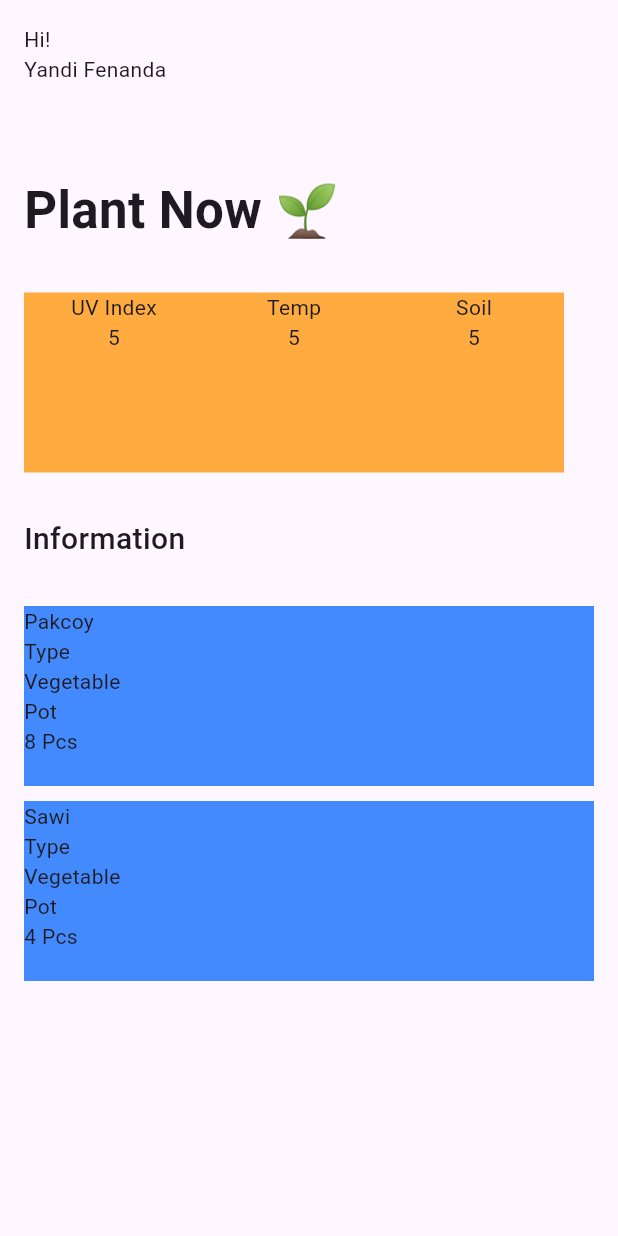
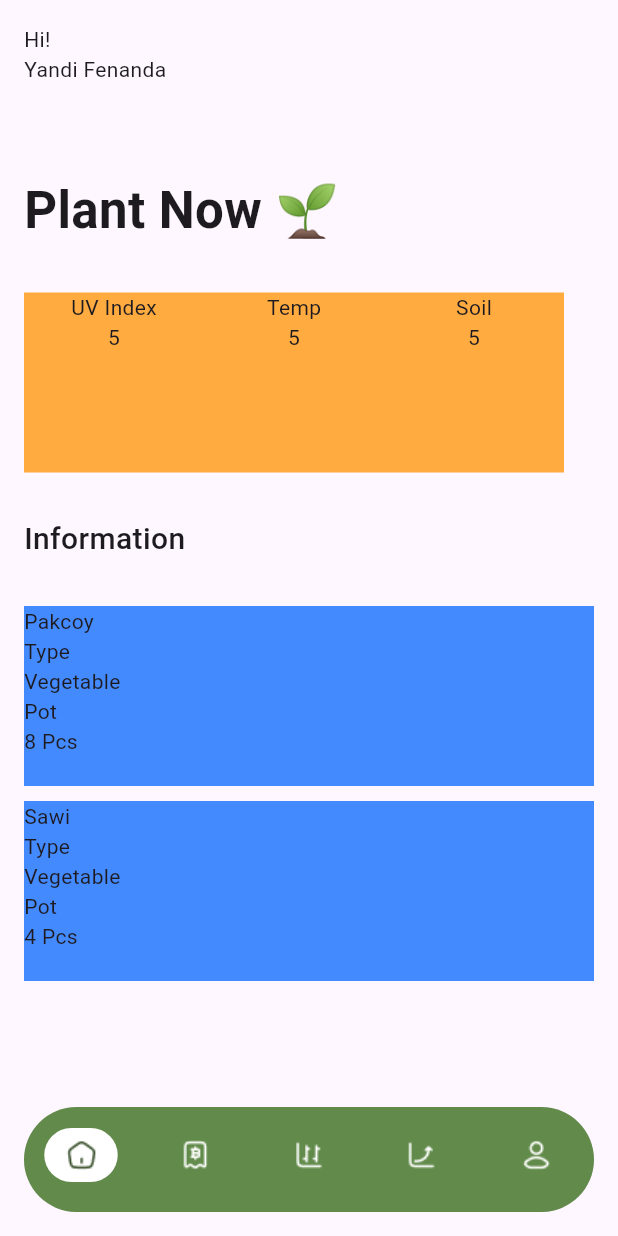
Before and after one commit to Fenanders/veggers_app, a Flutter app: the screen it shows after launch, on a phone screen of 412 x 824 dp. Run offline on Flutter 3.47's test engine with Material 3 defaults, Android fonts, the light colour scheme and no system bars; our stand-ins replace bloc, equatable, go_router.

Commit message:
Add botton navbar

```diff
--- /dev/null
+++ b/lib/coming_soon_page.dart
@@ -0,0 +1,14 @@
+import 'package:flutter/material.dart';
+
+class ComingSoonPage extends StatelessWidget {
+  const ComingSoonPage({super.key});
+
+  @override
+  Widget build(BuildContext context) {
+    return const Scaffold(
+      body: Center(
+        child: Text('Coming Soon'),
+      ),
+    );
+  }
+}
--- /dev/null
+++ b/lib/features/core/routes/router.dart
@@ -0,0 +1,13 @@
+import 'package:go_router/go_router.dart';
+
+import '../../../main_navigation.dart';
+
+final appRouter = GoRouter(
+  routes: [
+    GoRoute(
+      path: '/',
+      name: 'dashboard',
+      builder: (context, state) => const MainNavigation(),
+    ),
+  ],
+);
--- /dev/null
+++ b/lib/features/dashboard/presentation/bloc/dashboard_bloc.dart
@@ -0,0 +1,13 @@
+import 'package:bloc/bloc.dart';
+import 'package:equatable/equatable.dart';
+
+part 'dashboard_event.dart';
+part 'dashboard_state.dart';
+
+class DashboardBloc extends Bloc<DashboardEvent, DashboardState> {
+  DashboardBloc() : super(DashboardInitial()) {
+    on<DashboardEvent>((event, emit) {
+      // TODO: implement event handler
+    });
+  }
+}
--- /dev/null
+++ b/lib/features/dashboard/presentation/bloc/dashboard_event.dart
@@ -0,0 +1,8 @@
+part of 'dashboard_bloc.dart';
+
+abstract class DashboardEvent extends Equatable {
+  const DashboardEvent();
+
+  @override
+  List<Object> get props => [];
+}
--- /dev/null
+++ b/lib/features/dashboard/presentation/bloc/dashboard_state.dart
@@ -0,0 +1,9 @@
+part of 'dashboard_bloc.dart';
+
+abstract class DashboardState extends Equatable {
+  const DashboardState();
+
+  @override
+  List<Object> get props => [];
+}
+class DashboardInitial extends DashboardState {}
--- a/lib/main.dart
+++ b/lib/main.dart
@@ -1,6 +1,6 @@
 import 'package:flutter/material.dart';
-import 'package:lottie/lottie.dart';
-import 'package:veggers_app/main_page.dart';
+
+import 'features/core/routes/router.dart';
 
 void main() {
   runApp(const MyApp());
@@ -16,21 +16,10 @@ class MyApp extends StatefulWidget {
 class _MyAppState extends State<MyApp> {
   @override
   Widget build(BuildContext context) {
-    return MaterialApp(
-      home: Scaffold(
-        body: MainPage(),
-        // body: SafeArea(
-        //     child: Center(
-        //       child: Column(
-        //         mainAxisAlignment: MainAxisAlignment.center,
-        //         crossAxisAlignment: CrossAxisAlignment.center,
-        //                 children: [
-        //       LottieBuilder.asset('assets/veg-lottie.json'),
-        //       const Text('Veggers')
-        //                 ],
-        //               ),
-        //     )),
-      ),
+    return MaterialApp.router(
+      routerConfig: appRouter,
+      title: 'Train Timetable',
+      debugShowCheckedModeBanner: false,
     );
   }
 }
--- a/lib/main_navigation.dart
+++ b/lib/main_navigation.dart
@@ -1,4 +1,7 @@
+import 'package:flutter/foundation.dart';
 import 'package:flutter/material.dart';
+import 'package:veggers_app/coming_soon_page.dart';
+import 'package:veggers_app/main_page.dart';
 
 class MainNavigation extends StatefulWidget {
   const MainNavigation({super.key});
@@ -8,8 +11,86 @@ class MainNavigation extends StatefulWidget {
 }
 
 class _MainNavigationState extends State<MainNavigation> {
+  dynamic selected = 0;
+  PageController controller = PageController();
+
+  @override
+  void dispose() {
+    controller.dispose();
+    super.dispose();
+  }
+
   @override
   Widget build(BuildContext context) {
-    return const Placeholder();
+    return Scaffold(
+      resizeToAvoidBottomInset: false,
+      extendBody: false,
+      bottomNavigationBar: SafeArea(
+        bottom: true,
+        child: Container(
+          margin: const EdgeInsets.all(16.0),
+          child: ClipRRect(
+            borderRadius: BorderRadius.circular(40),
+            child: BottomNavigationBar(
+              type: BottomNavigationBarType.fixed,
+              currentIndex: selected,
+              backgroundColor: const Color(0xFF628B4B),
+              unselectedItemColor: Colors.white,
+              selectedItemColor: Colors.black,
+              elevation: 5,
+              showSelectedLabels: false,
+              showUnselectedLabels: false,
+              onTap: (index) {
+                controller.jumpToPage(index);
+                setState(() {
+                  selected = index;
+                });
+              },
+              items: [
+                bottomNavigationBarItem(
+                    icon: "home", label: "Dashboard", index: 0),
+                bottomNavigationBarItem(
+                    icon: "bitcoin", label: "Coming Soon", index: 1),
+                bottomNavigationBarItem(
+                    icon: "chart", label: "Coming Soon", index: 2),
+                bottomNavigationBarItem(
+                    icon: "siram", label: "Coming Soon", index: 3),
+                bottomNavigationBarItem(
+                    icon: "user", label: "Coming Soon", index: 4),
+              ],
+            ),
+          ),
+        ),
+      ),
+      body: PageView(
+        controller: controller,
+        physics: const NeverScrollableScrollPhysics(),
+        children: const [
+          MainPage(),
+          ComingSoonPage(),
+          ComingSoonPage(),
+          ComingSoonPage(),
+          ComingSoonPage(),
+        ],
+      ),
+    );
+  }
+
+  BottomNavigationBarItem bottomNavigationBarItem(
+      {required String icon, required String label, required int index}) {
+    return BottomNavigationBarItem(
+      icon: Container(
+        padding: const EdgeInsets.symmetric(horizontal: 14, vertical: 8),
+        decoration: BoxDecoration(
+          color: selected == index ? Colors.white : Colors.transparent,
+          borderRadius: BorderRadius.circular(20),
+        ),
+        child: Image.asset(
+          "assets/icons/${icon.toLowerCase()}.png",
+          color: selected == index ? const Color(0xFF384F2B) : Colors.white,
+        ),
+      ),
+      label: label,
+    );
   }
 }
--- a/lib/main_page.dart
+++ b/lib/main_page.dart
@@ -13,8 +13,8 @@ class _MainPageState extends State<MainPage> {
     return SafeArea(
       child: Container(
         padding: const EdgeInsets.all(16.0),
-        child: Column(
-          crossAxisAlignment: CrossAxisAlignment.start,
+        child: ListView(
+          // crossAxisAlignment: CrossAxisAlignment.start,
           children: [
             Text('Hi!'),
             Text('Yandi Fenanda'),
@@ -60,7 +60,9 @@ class _MainPageState extends State<MainPage> {
                 ],
               ),
             ),
-            SizedBox(height: 10.0,),
+            SizedBox(
+              height: 10.0,
+            ),
             boxPlantWidget()
           ],
         ),
@@ -70,8 +72,7 @@ class _MainPageState extends State<MainPage> {
 
   Container boxPlantWidget() {
     return Container(
-            constraints:
-                BoxConstraints(minWidth: double.infinity, minHeight: 120.0),
+      constraints: BoxConstraints(minWidth: double.infinity, minHeight: 120.0),
       decoration: BoxDecoration(color: Colors.blueAccent),
       child: Column(
         crossAxisAlignment: CrossAxisAlignment.start,
```
Also changed, not shown: pubspec.yaml (+6 -1 lines), assets/icons/bitcoin.png (added), assets/icons/chart.png (added), assets/icons/elements.png (added), assets/icons/home.png (added), assets/icons/siram.png (added), assets/icons/user.png (added), pubspec.lock, 6 other files. Lines whose indentation alone changed are shown as unchanged.
